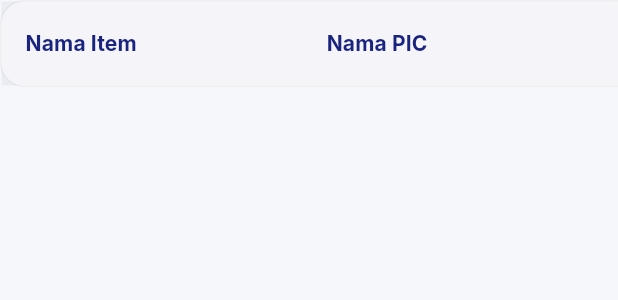
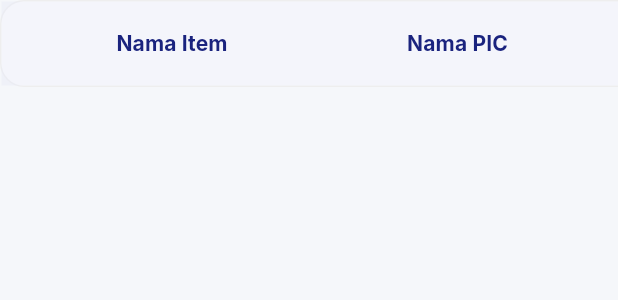
Before and after one commit to masumrpg/budget_management_app, a Flutter app: the BudgetTable widget shown alone on an empty page, opened directly with empty values, on a phone screen of 412 x 824 dp. Shown: the top 300 px of the screen. Run offline on Flutter 3.47's test engine with Material 3 defaults, Android fonts, the phone set to English and light mode, and no system bars; drawn by our look-alikes of data_table_2; our stand-ins replace flutter_local_notifications, google_fonts, hive, hive_flutter, timezone; missing offline and left inert: excel; accounts and stored records are empty.

Commit message:
feat: enhance UI by updating sidebar styling, refining budget table amount formatting, and improving table layout and header alignment.

```diff
--- a/lib/widgets/budget_table.dart
+++ b/lib/widgets/budget_table.dart
@@ -14,17 +14,9 @@ class BudgetTable extends StatelessWidget {
   const BudgetTable({super.key, required this.budgetItems});
 
   String _formatAmount(double amount) {
-    if (amount >= 1000000000) { // 1 miliar
-      return 'Rp ${(amount / 1000000000).toStringAsFixed(1)} M';
-    } else if (amount >= 1000000) { // 1 juta
-      return 'Rp ${(amount / 1000000).toStringAsFixed(1)} Jt';
-    } else if (amount >= 1000) {
-      // 1 ribu
-      return 'Rp ${(amount / 1000).toStringAsFixed(0)} Rb';
-    } else {
+    if (amount == 0) return '-';
     final formatter = NumberFormat('#,##0', 'id_ID');
     return 'Rp ${formatter.format(amount)}';
-    }
   }
 
   @override
@@ -37,12 +29,12 @@ class BudgetTable extends StatelessWidget {
       child: DataTable2(
         columnSpacing: 16,
         horizontalMargin: 16,
-        minWidth: 2200,
+        minWidth: 2500,
         fixedLeftColumns: 2,
         headingRowHeight: 56,
         dataRowHeight: 64,
         headingRowColor: WidgetStateProperty.all(
-          Theme.of(context).colorScheme.primary.withValues(alpha: 0.05),
+          Theme.of(context).colorScheme.primaryContainer.withValues(alpha: 0.5),
         ),
         decoration: BoxDecoration(
           color: Theme.of(context).colorScheme.surface,
@@ -51,36 +43,43 @@ class BudgetTable extends StatelessWidget {
         ),
         columns: [
           DataColumn2(
-            label: Text(
+            label: Center(
+              child: Text(
                 AppLocalizations.of(context)!.itemName,
                 style: TextStyle(
                   fontWeight: FontWeight.bold,
                   color: Theme.of(context).colorScheme.primary,
                 ),
               ),
+            ),
             size: ColumnSize.L,
             fixedWidth: 200,
           ),
           DataColumn2(
-            label: Text(
+            label: Center(
+              child: Text(
                 AppLocalizations.of(context)!.picName,
                 style: TextStyle(
                   fontWeight: FontWeight.bold,
                   color: Theme.of(context).colorScheme.primary,
                 ),
               ),
+            ),
             fixedWidth: 150,
           ),
           DataColumn2(
-            label: Text(
+            label: Center(
+              child: Text(
                 AppLocalizations.of(context)!.pagu,
+                textAlign: TextAlign.center,
                 style: TextStyle(
                   fontWeight: FontWeight.bold,
                   color: Theme.of(context).colorScheme.primary,
                 ),
               ),
+            ),
             numeric: true,
-            fixedWidth: 140,
+            fixedWidth: 200,
           ),
           ...List.generate(
             12,
@@ -109,22 +108,28 @@ class BudgetTable extends StatelessWidget {
             ),
           ),
           DataColumn2(
-            label: Text(
+            label: Center(
+              child: Text(
                 AppLocalizations.of(context)!.sisa,
+                textAlign: TextAlign.center,
                 style: TextStyle(
                   fontWeight: FontWeight.bold,
                   color: Theme.of(context).colorScheme.primary,
                 ),
               ),
+            ),
             numeric: true,
-            fixedWidth: 140,
+            fixedWidth: 200,
           ),
           DataColumn2(
-            label: Text(
+            label: Center(
+              child: Text(
                 AppLocalizations.of(context)!.actions,
+                textAlign: TextAlign.center,
                 style: TextStyle(
                   fontWeight: FontWeight.bold,
                   color: Theme.of(context).colorScheme.primary,
+                ),
               ),
             ),
             fixedWidth: 100,
```
Also changed, not shown: lib/widgets/modern_sidebar.dart (+6 -7 lines). Lines whose indentation alone changed are shown as unchanged.
